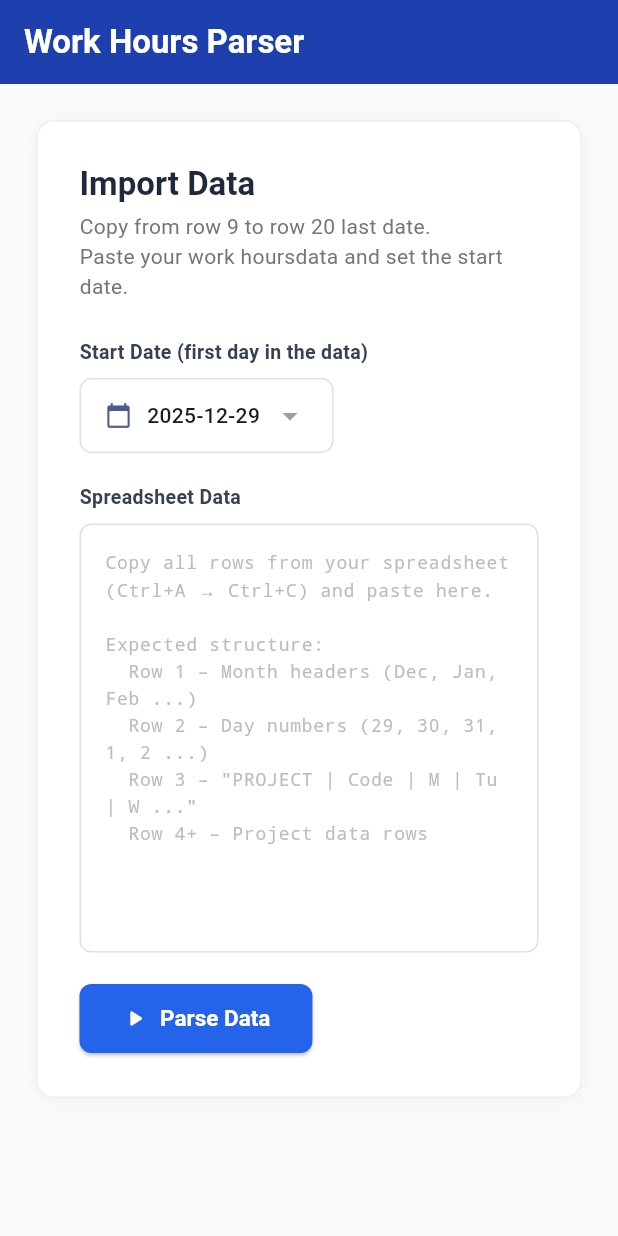
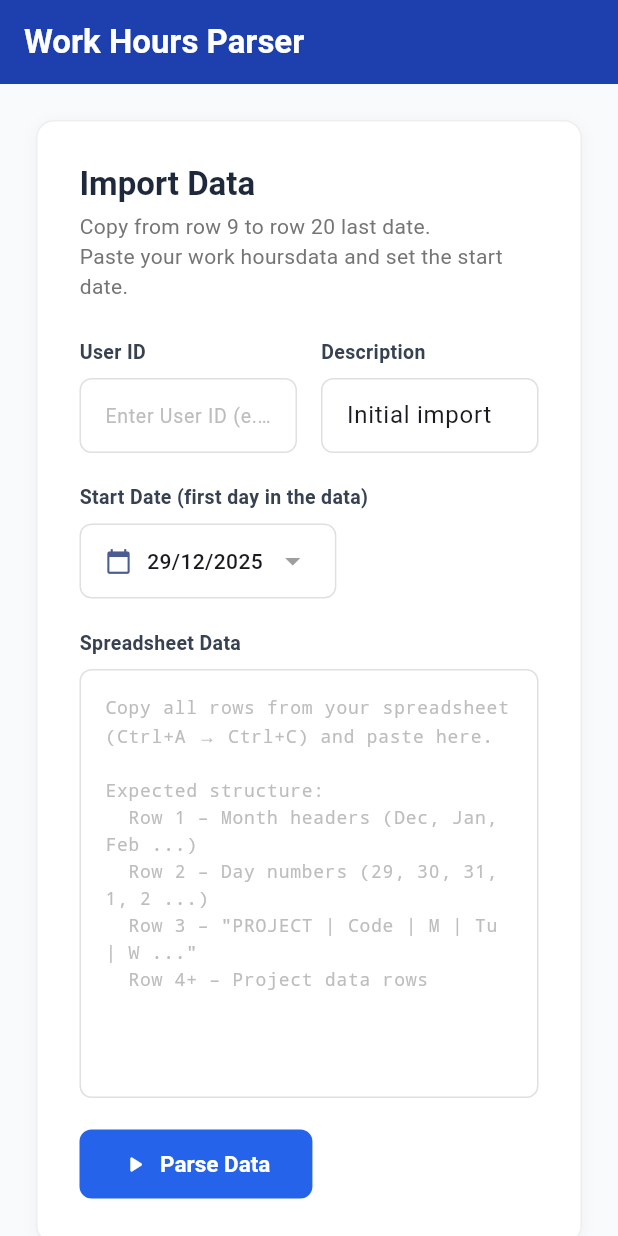
Before and after one commit to desmond-aureus/workhours, a Flutter app: the screen it shows after launch, on a phone screen of 412 x 824 dp. Run offline on Flutter 3.47's test engine with Material 3 defaults, Android fonts, the phone set to English and light mode, and no system bars; our stand-ins replace csv; missing offline and left inert: dart:html.

Commit message:
add project ID, user ID, description columns to parsed results table
- Add User ID and Description input fields to the import card
- Map project codes to project IDs from API response
- Update table columns: Project ID, User ID, Code, Project Name, Track Date (dd/MM/yyyy), Hours, Version, Description
- Parse Data button enables only when User ID, Description, and spreadsheet data are filled
- Set default description to "Initial import"
- Update CSV export to match new column structure

Co-authored-by: Cursor <cursoragent@cursor.com>

```diff
--- a/lib/home_page.dart
+++ b/lib/home_page.dart
@@ -11,16 +11,38 @@ class WorkEntry {
   final String project;
   final String code;
   final double hours;
+  final String projectId;
+  final String userId;
+  final String description;
 
   const WorkEntry({
     required this.date,
     required this.project,
     required this.code,
     required this.hours,
+    required this.projectId,
+    required this.userId,
+    required this.description,
   });
 }
 
-List<WorkEntry> parseWorkHoursData(String rawData, DateTime startDate) {
+const Map<String, String> kProjectIdsByCode = {
+  'ARA': '69d5b98ad1c4e48d24a0512f',
+  'AEA': '69d5b966d1c4e48d24a04fc0',
+  'AAP': '69d5b93aee474e289f61d998',
+  'APA': '69d5b919ee474e289f61d8cd',
+  'ASA': '69d5b8f0ee474e289f61d7af',
+  'ACA': '69d5b8b6d1c4e48d24a04889',
+  'ASUA': '69d5b888d1c4e48d24a042ac',
+  'ALA': '69d5b843ee474e289f61c835',
+};
+
+List<WorkEntry> parseWorkHoursData(
+  String rawData,
+  DateTime startDate, {
+  required String userId,
+  required String description,
+}) {
   final lines = rawData.split(RegExp(r'\r?\n')).toList();
 
   int headerRowIdx = -1;
@@ -52,6 +74,8 @@ List<WorkEntry> parseWorkHoursData(String rawData, DateTime startDate) {
     final code = cells[1].trim();
     if (projectName.isEmpty || code.isEmpty) continue;
 
+    final projectId = kProjectIdsByCode[code] ?? '';
+
     for (int j = 2; j < cells.length; j++) {
       final hoursStr = cells[j].trim();
       if (hoursStr.isEmpty) continue;
@@ -61,7 +85,15 @@ List<WorkEntry> parseWorkHoursData(String rawData, DateTime startDate) {
 
       final date = startDate.add(Duration(days: j - 2));
       entries.add(
-        WorkEntry(date: date, project: projectName, code: code, hours: hours),
+        WorkEntry(
+          date: date,
+          project: projectName,
+          code: code,
+          hours: hours,
+          projectId: projectId,
+          userId: userId,
+          description: description,
+        ),
       );
     }
   }
@@ -75,7 +107,7 @@ List<WorkEntry> parseWorkHoursData(String rawData, DateTime startDate) {
 }
 
 String formatDate(DateTime date) =>
-    '${date.year}-${date.month.toString().padLeft(2, '0')}-${date.day.toString().padLeft(2, '0')}';
+    '${date.day.toString().padLeft(2, '0')}/${date.month.toString().padLeft(2, '0')}/${date.year}';
 
 class HomePage extends StatefulWidget {
   const HomePage({super.key});
@@ -86,12 +118,20 @@ class HomePage extends StatefulWidget {
 
 class _HomePageState extends State<HomePage> {
   final TextEditingController _dataController = TextEditingController();
+  final TextEditingController _userIdController = TextEditingController();
+  final TextEditingController _descriptionController =
+      TextEditingController(text: 'Initial import');
   DateTime _startDate = DateTime(2025, 12, 29);
   List<WorkEntry> _entries = [];
   bool _parsed = false;
   bool _parsing = false;
   String? _error;
   String _filterProject = 'All';
+
+  bool get _canParse =>
+      _dataController.text.trim().isNotEmpty &&
+      _userIdController.text.trim().isNotEmpty &&
+      _descriptionController.text.trim().isNotEmpty;
 
   List<String> get _projectNames {
     final names = _entries.map((e) => e.project).toSet().toList()..sort();
@@ -136,7 +176,12 @@ class _HomePageState extends State<HomePage> {
         return;
       }
 
-      final result = parseWorkHoursData(text, _startDate);
+      final result = parseWorkHoursData(
+        text,
+        _startDate,
+        userId: _userIdController.text.trim(),
+        description: _descriptionController.text.trim(),
+      );
       if (result.isEmpty) {
         setState(
           () => _error =
@@ -161,14 +206,26 @@ class _HomePageState extends State<HomePage> {
     if (data.isEmpty) return;
 
     final rows = <List<dynamic>>[
-      ['Date', 'Project', 'Code', 'Hours', 'Version'],
+      [
+        'Project ID',
+        'User ID',
+        'Code',
+        'Project Name',
+        'Track Date',
+        'Hours',
+        'Version',
+        'Description',
+      ],
       ...data.map(
         (e) => [
+          e.projectId,
+          e.userId,
+          e.code,
+          e.project,
           formatDate(e.date),
-          e.project,
-          e.code,
           e.hours,
           resolveVersionForProject(e.code, e.date),
+          e.description,
         ],
       ),
     ];
@@ -242,6 +299,76 @@ class _HomePageState extends State<HomePage> {
             ),
           ),
           const SizedBox(height: 24),
+          Row(
+            children: [
+              Expanded(
+                child: Column(
+                  crossAxisAlignment: CrossAxisAlignment.start,
+                  children: [
+                    _Label('User ID'),
+                    const SizedBox(height: 8),
+                    Container(
+                      decoration: BoxDecoration(
+                        border: Border.all(color: Colors.grey.shade300),
+                        borderRadius: BorderRadius.circular(8),
+                        color: Colors.white,
+                      ),
+                      child: TextField(
+                        controller: _userIdController,
+                        onChanged: (_) => setState(() {}),
+                        decoration: InputDecoration(
+                          hintText: 'Enter User ID (e.g. 6371ef58d7b9ab3108361561)',
+                          hintStyle: TextStyle(
+                            color: Colors.grey.shade400,
+                            fontSize: 13,
+                          ),
+                          border: InputBorder.none,
+                          contentPadding: const EdgeInsets.symmetric(
+                            horizontal: 16,
+                            vertical: 12,
+                          ),
+                        ),
+                      ),
+                    ),
+                  ],
+                ),
+              ),
+              const SizedBox(width: 16),
+              Expanded(
+                child: Column(
+                  crossAxisAlignment: CrossAxisAlignment.start,
+                  children: [
+                    _Label('Description'),
+                    const SizedBox(height: 8),
+                    Container(
+                      decoration: BoxDecoration(
+                        border: Border.all(color: Colors.grey.shade300),
+                        borderRadius: BorderRadius.circular(8),
+                        color: Colors.white,
+                      ),
+                      child: TextField(
+                        controller: _descriptionController,
+                        onChanged: (_) => setState(() {}),
+                        decoration: InputDecoration(
+                          hintText: 'Enter description for work entries',
+                          hintStyle: TextStyle(
+                            color: Colors.grey.shade400,
+                            fontSize: 13,
+                          ),
+                          border: InputBorder.none,
+                          contentPadding: const EdgeInsets.symmetric(
+                            horizontal: 16,
+                            vertical: 12,
+                          ),
+                        ),
+                      ),
+                    ),
+                  ],
+                ),
+              ),
+            ],
+          ),
+          const SizedBox(height: 20),
           _Label('Start Date (first day in the data)'),
           const SizedBox(height: 8),
           InkWell(
@@ -282,6 +409,7 @@ class _HomePageState extends State<HomePage> {
             ),
             child: TextField(
               controller: _dataController,
+              onChanged: (_) => setState(() {}),
               maxLines: 14,
               style: const TextStyle(fontFamily: 'monospace', fontSize: 12),
               decoration: InputDecoration(
@@ -328,7 +456,7 @@ class _HomePageState extends State<HomePage> {
           ],
           const SizedBox(height: 20),
           ElevatedButton.icon(
-            onPressed: _parsing ? null : _parseData,
+            onPressed: (_parsing || !_canParse) ? null : _parseData,
             icon: _parsing
                 ? const Icon(Icons.hourglass_bottom)
                 : const Icon(Icons.play_arrow_rounded),
@@ -471,19 +599,31 @@ class _HomePageState extends State<HomePage> {
                 columns: const [
                   DataColumn(
                     label: Text(
-                      'Date',
+                      'Project ID',
                       style: TextStyle(fontWeight: FontWeight.w600),
                     ),
                   ),
                   DataColumn(
                     label: Text(
-                      'Project',
+                      'User ID',
                       style: TextStyle(fontWeight: FontWeight.w600),
                     ),
                   ),
                   DataColumn(
                     label: Text(
                       'Code',
+                      style: TextStyle(fontWeight: FontWeight.w600),
+                    ),
+                  ),
+                  DataColumn(
+                    label: Text(
+                      'Project Name',
+                      style: TextStyle(fontWeight: FontWeight.w600),
+                    ),
+                  ),
+                  DataColumn(
+                    label: Text(
+                      'Track Date',
                       style: TextStyle(fontWeight: FontWeight.w600),
                     ),
                   ),
@@ -500,6 +640,12 @@ class _HomePageState extends State<HomePage> {
                       style: TextStyle(fontWeight: FontWeight.w600),
                     ),
                   ),
+                  DataColumn(
+                    label: Text(
+                      'Description',
+                      style: TextStyle(fontWeight: FontWeight.w600),
+                    ),
+                  ),
                 ],
                 rows: _filteredEntries
                     .map(
@@ -507,14 +653,22 @@ class _HomePageState extends State<HomePage> {
                         cells: [
                           DataCell(
                             Text(
-                              formatDate(e.date),
+                              e.projectId,
                               style: const TextStyle(
                                 fontFamily: 'monospace',
-                                fontSize: 13,
+                                fontSize: 11,
                               ),
                             ),
                           ),
-                          DataCell(Text(e.project)),
+                          DataCell(
+                            Text(
+                              e.userId,
+                              style: const TextStyle(
+                                fontFamily: 'monospace',
+                                fontSize: 11,
+                              ),
+                            ),
+                          ),
                           DataCell(
                             Container(
                               padding: const EdgeInsets.symmetric(
@@ -536,6 +690,16 @@ class _HomePageState extends State<HomePage> {
                               ),
                             ),
                           ),
+                          DataCell(Text(e.project)),
+                          DataCell(
+                            Text(
+                              formatDate(e.date),
+                              style: const TextStyle(
+                                fontFamily: 'monospace',
+                                fontSize: 13,
+                              ),
+                            ),
+                          ),
                           DataCell(
                             Text(
                               e.hours % 1 == 0
@@ -550,6 +714,12 @@ class _HomePageState extends State<HomePage> {
                           DataCell(
                             _VersionCell(
                               resolveVersionForProject(e.code, e.date),
+                            ),
+                          ),
+                          DataCell(
+                            Text(
+                              e.description,
+                              style: const TextStyle(fontSize: 13),
                             ),
                           ),
                         ],
```
